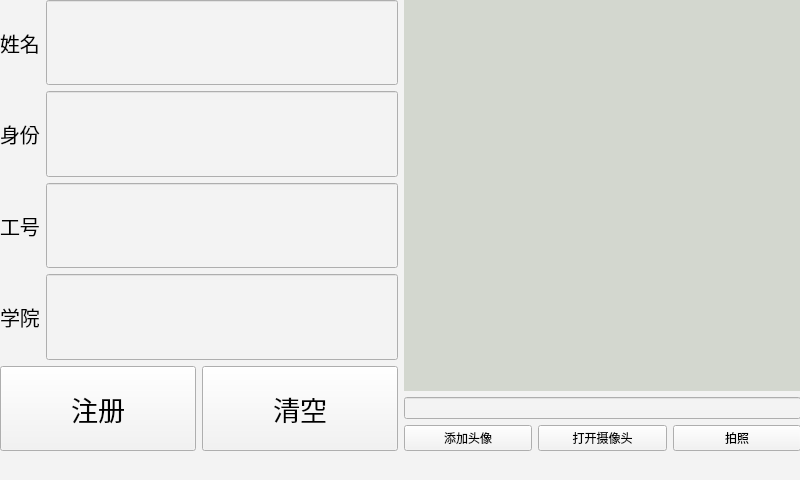
The window that FaceAttendence/register.ui (hiHjy/FaceAttendance) describes before a commit, drawn with Qt 5.
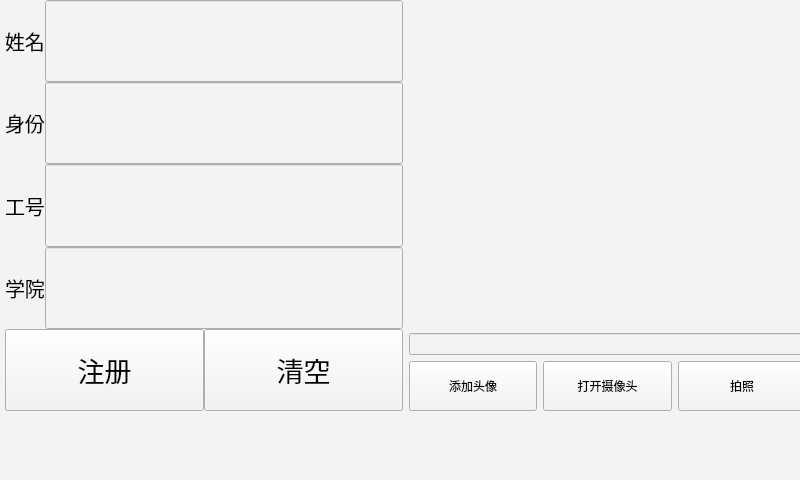
The same window after the commit. Icons and pictures are not drawn.

The edit to the form file:
```diff
--- a/FaceAttendence/register.ui
+++ b/FaceAttendence/register.ui
@@ -24,13 +24,22 @@
     <rect>
      <x>0</x>
      <y>0</y>
-     <width>801</width>
-     <height>451</height>
+     <width>811</width>
+     <height>411</height>
     </rect>
    </property>
    <layout class="QHBoxLayout" name="horizontalLayout_3">
+    <property name="leftMargin">
+     <number>5</number>
+    </property>
+    <property name="rightMargin">
+     <number>5</number>
+    </property>
     <item>
      <layout class="QVBoxLayout" name="verticalLayout">
+      <property name="spacing">
+       <number>0</number>
+      </property>
       <item>
        <layout class="QHBoxLayout" name="horizontalLayout">
         <item>
@@ -226,7 +235,8 @@
          </sizepolicy>
         </property>
         <property name="styleSheet">
-         <string notr="true">background-color: rgb(211, 215, 207);</string>
+         <string notr="true">image: url(:/cam.png);
+</string>
         </property>
         <property name="text">
          <string/>
@@ -250,6 +260,12 @@
             <verstretch>0</verstretch>
            </sizepolicy>
           </property>
+          <property name="minimumSize">
+           <size>
+            <width>0</width>
+            <height>50</height>
+           </size>
+          </property>
           <property name="text">
            <string>添加头像</string>
           </property>
@@ -263,6 +279,12 @@
             <verstretch>0</verstretch>
            </sizepolicy>
           </property>
+          <property name="minimumSize">
+           <size>
+            <width>0</width>
+            <height>50</height>
+           </size>
+          </property>
           <property name="text">
            <string>打开摄像头</string>
           </property>
@@ -276,6 +298,12 @@
             <verstretch>0</verstretch>
            </sizepolicy>
           </property>
+          <property name="minimumSize">
+           <size>
+            <width>0</width>
+            <height>50</height>
+           </size>
+          </property>
           <property name="text">
            <string>拍照</string>
           </property>
```
Left out of the diff: 10 changed lines with no effect on the pictures.
